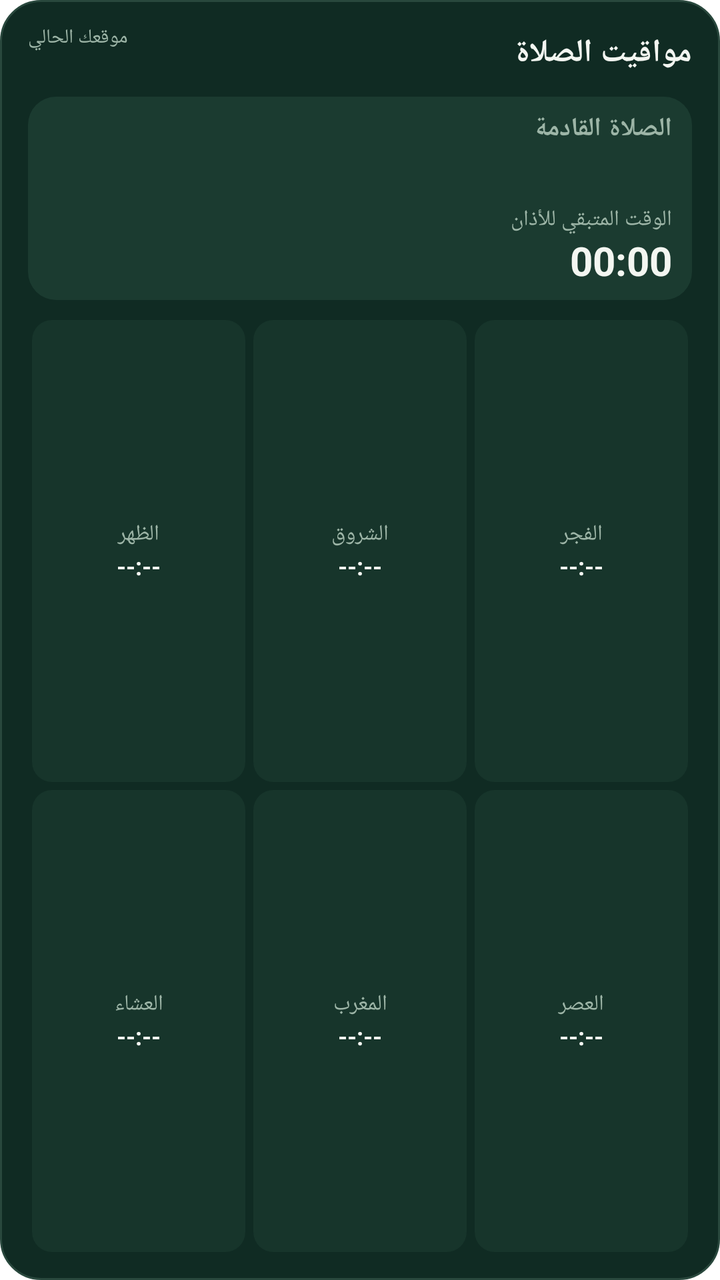
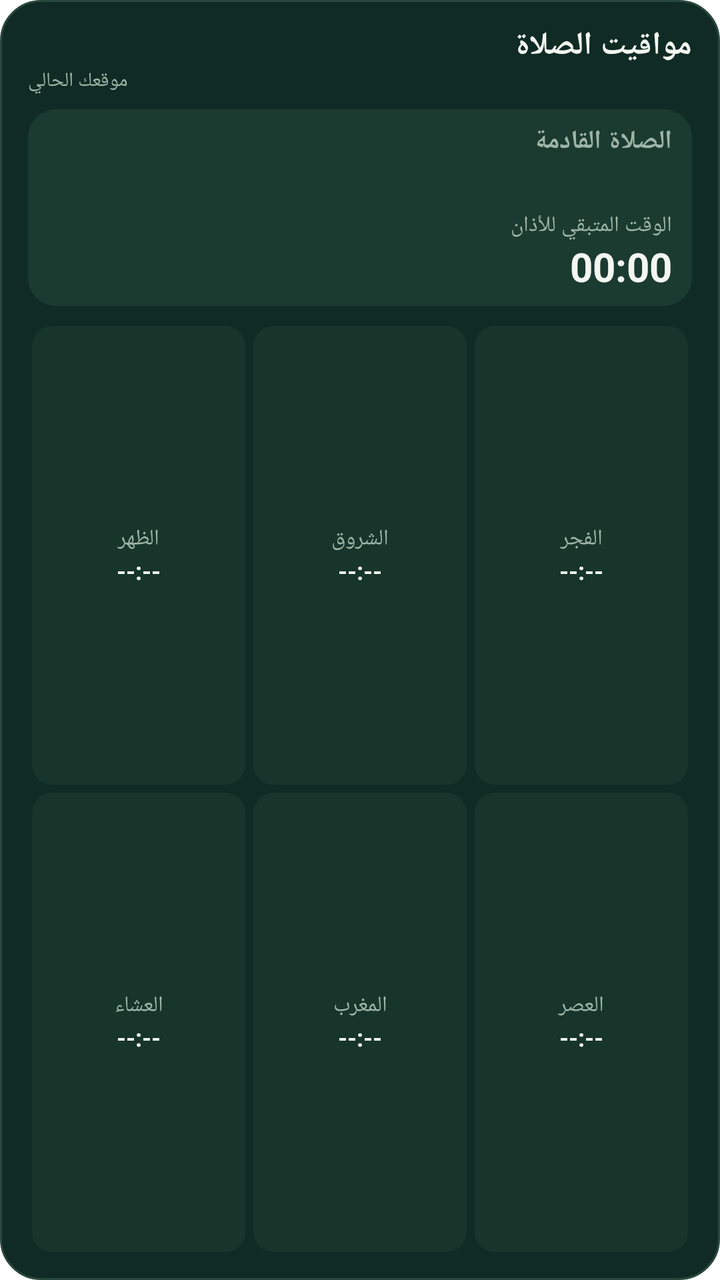

An Android layout rendered at two revisions. The XML below is the earlier revision; the diff shows what the commit changed to produce the second picture.
<!-- AndroidManifest.xml: fallback theme Theme.MaterialComponents.DayNight.NoActionBar -->
<!-- res/layout/prayer_times_widget.xml -->
<LinearLayout xmlns:android="http://schemas.android.com/apk/res/android"
    android:id="@+id/prayer_widget_root"
    android:layout_width="match_parent"
    android:layout_height="match_parent"
    android:background="@drawable/prayer_times_widget_background"
    android:gravity="center_vertical"
    android:layoutDirection="rtl"
    android:orientation="vertical"
    android:paddingStart="14dp"
    android:paddingTop="12dp"
    android:paddingEnd="14dp"
    android:paddingBottom="12dp">

    <LinearLayout
        android:layout_width="match_parent"
        android:layout_height="wrap_content"
        android:gravity="center_vertical"
        android:orientation="horizontal">

        <TextView
            android:id="@+id/prayer_widget_heading"
            android:layout_width="0dp"
            android:layout_height="wrap_content"
            android:layout_weight="1"
            android:fontFamily="sans"
            android:gravity="start"
            android:maxLines="1"
            android:text="مواقيت الصلاة"
            android:textColor="@color/prayer_widget_primary_text"
            android:textSize="16sp"
            android:textStyle="bold" />

        <LinearLayout
            android:layout_width="wrap_content"
            android:layout_height="wrap_content"
            android:gravity="end"
            android:orientation="vertical">
            <TextView
                android:id="@+id/prayer_widget_date"
                android:layout_width="wrap_content"
                android:layout_height="wrap_content"
                android:gravity="end"
                android:maxLines="1"
                android:text="موقعك الحالي"
                android:textColor="@color/prayer_widget_secondary_text"
                android:textSize="10sp" />
            <TextView
                android:id="@+id/prayer_widget_day"
                android:layout_width="wrap_content"
                android:layout_height="wrap_content"
                android:layout_marginTop="1dp"
                android:gravity="end"
                android:maxLines="1"
                android:textColor="@color/prayer_widget_secondary_text"
                android:textSize="11sp" />
        </LinearLayout>
    </LinearLayout>

    <LinearLayout
        android:layout_width="match_parent"
        android:layout_height="wrap_content"
        android:layout_marginTop="7dp"
        android:background="@drawable/prayer_widget_upcoming_background"
        android:gravity="center_vertical"
        android:minHeight="72dp"
        android:orientation="vertical"
        android:paddingStart="10dp"
        android:paddingTop="7dp"
        android:paddingEnd="10dp"
        android:paddingBottom="7dp">

        <LinearLayout
            android:layout_width="match_parent"
            android:layout_height="wrap_content"
            android:gravity="center_vertical"
            android:orientation="vertical">

            <TextView
                android:id="@+id/prayer_widget_countdown_title"
                android:layout_width="match_parent"
                android:layout_height="wrap_content"
                android:gravity="start"
                android:maxLines="1"
                android:text="الصلاة القادمة"
                android:textColor="@color/prayer_widget_secondary_text"
                android:textSize="13sp"
                android:textStyle="bold" />
            <TextView
                android:id="@+id/prayer_widget_next_name"
                android:layout_width="match_parent"
                android:layout_height="wrap_content"
                android:gravity="start"
                android:maxLines="1"
                android:textColor="@color/prayer_widget_primary_text"
                android:textSize="18sp"
                android:textStyle="bold" />
            <TextView
                android:id="@+id/prayer_widget_remaining_label"
                android:layout_width="match_parent"
                android:layout_height="wrap_content"
                android:layout_marginTop="5dp"
                android:gravity="start"
                android:maxLines="1"
                android:text="الوقت المتبقي للأذان"
                android:textColor="@color/prayer_widget_secondary_text"
                android:textSize="11sp" />
        </LinearLayout>

        <Chronometer
            android:id="@+id/prayer_widget_countdown"
            android:layout_width="wrap_content"
            android:layout_height="wrap_content"
            android:fontFamily="sans"
            android:format="%s"
            android:layout_marginTop="2dp"
            android:gravity="start|center_vertical"
            android:includeFontPadding="false"
            android:textColor="@color/prayer_widget_primary_text"
            android:textDirection="ltr"
            android:textSize="20sp"
            android:textStyle="bold" />
    </LinearLayout>

    <LinearLayout
        android:layout_width="match_parent"
        android:layout_height="0dp"
        android:layout_marginTop="8dp"
        android:layout_weight="1"
        android:gravity="center_vertical"
        android:orientation="vertical">

        <LinearLayout
            android:layout_width="match_parent"
            android:layout_height="0dp"
            android:layout_weight="1"
            android:gravity="center_vertical"
            android:orientation="horizontal">
            <LinearLayout android:id="@+id/prayer_cell_fajr" style="@style/PrayerWidgetCell">
                <TextView android:id="@+id/prayer_name_fajr" style="@style/PrayerWidgetCellName" android:text="الفجر" />
                <TextView android:id="@+id/prayer_time_fajr" style="@style/PrayerWidgetCellTime" />
            </LinearLayout>
            <LinearLayout android:id="@+id/prayer_cell_sunrise" style="@style/PrayerWidgetCell">
                <TextView android:id="@+id/prayer_name_sunrise" style="@style/PrayerWidgetCellName" android:text="الشروق" />
                <TextView android:id="@+id/prayer_time_sunrise" style="@style/PrayerWidgetCellTime" />
            </LinearLayout>
            <LinearLayout android:id="@+id/prayer_cell_dhuhr" style="@style/PrayerWidgetCell">
                <TextView android:id="@+id/prayer_name_dhuhr" style="@style/PrayerWidgetCellName" android:text="الظهر" />
                <TextView android:id="@+id/prayer_time_dhuhr" style="@style/PrayerWidgetCellTime" />
            </LinearLayout>
        </LinearLayout>

        <LinearLayout
            android:layout_width="match_parent"
            android:layout_height="0dp"
            android:layout_weight="1"
            android:gravity="center_vertical"
            android:orientation="horizontal">
            <LinearLayout android:id="@+id/prayer_cell_asr" style="@style/PrayerWidgetCell">
                <TextView android:id="@+id/prayer_name_asr" style="@style/PrayerWidgetCellName" android:text="العصر" />
                <TextView android:id="@+id/prayer_time_asr" style="@style/PrayerWidgetCellTime" />
            </LinearLayout>
            <LinearLayout android:id="@+id/prayer_cell_maghrib" style="@style/PrayerWidgetCell">
                <TextView android:id="@+id/prayer_name_maghrib" style="@style/PrayerWidgetCellName" android:text="المغرب" />
                <TextView android:id="@+id/prayer_time_maghrib" style="@style/PrayerWidgetCellTime" />
            </LinearLayout>
            <LinearLayout android:id="@+id/prayer_cell_isha" style="@style/PrayerWidgetCell">
                <TextView android:id="@+id/prayer_name_isha" style="@style/PrayerWidgetCellName" android:text="العشاء" />
                <TextView android:id="@+id/prayer_time_isha" style="@style/PrayerWidgetCellTime" />
            </LinearLayout>
        </LinearLayout>
    </LinearLayout>
</LinearLayout>
<!-- resources referenced by this layout -->
<resources>
  <color name="prayer_widget_primary_text">#FFF3F6F1</color>
  <color name="prayer_widget_secondary_text">#FF9DB5A7</color>
  <!-- drawable prayer_times_widget_background (drawable) -->
  <shape xmlns:android="http://schemas.android.com/apk/res/android" android:shape="rectangle">
      <solid android:color="@color/prayer_widget_surface" />
      <stroke android:width="1dp" android:color="@color/prayer_widget_border" />
      <corners android:radius="20dp" />
  </shape>
  <!-- drawable prayer_widget_upcoming_background (drawable) -->
  <shape xmlns:android="http://schemas.android.com/apk/res/android" android:shape="rectangle">
      <solid android:color="@color/prayer_widget_upcoming_surface" />
      <corners android:radius="14dp" />
  </shape>
  <style name="PrayerWidgetCell">
          <item name="android:layout_width">0dp</item>
          <item name="android:layout_height">match_parent</item>
          <item name="android:layout_weight">1</item>
          <item name="android:layout_margin">2dp</item>
          <item name="android:background">@drawable/prayer_widget_cell_background</item>
          <item name="android:gravity">center</item>
          <item name="android:orientation">vertical</item>
          <item name="android:paddingStart">2dp</item>
          <item name="android:paddingEnd">2dp</item>
      </style>
  <style name="PrayerWidgetCellName">
          <item name="android:layout_width">match_parent</item>
          <item name="android:layout_height">wrap_content</item>
          <item name="android:ellipsize">end</item>
          <item name="android:gravity">center</item>
          <item name="android:maxLines">1</item>
          <item name="android:textColor">@color/prayer_widget_secondary_text</item>
          <item name="android:textSize">11sp</item>
      </style>
  <style name="PrayerWidgetCellTime">
          <item name="android:layout_width">match_parent</item>
          <item name="android:layout_height">wrap_content</item>
          <item name="android:ellipsize">end</item>
          <item name="android:gravity">center</item>
          <item name="android:maxLines">1</item>
          <item name="android:text">--:--</item>
          <item name="android:textColor">@color/prayer_widget_primary_text</item>
          <item name="android:textDirection">locale</item>
          <item name="android:textSize">12sp</item>
          <item name="android:textStyle">bold</item>
      </style>
  <color name="prayer_widget_surface">#FF102B23</color>
  <color name="prayer_widget_border">#FF29483D</color>
  <color name="prayer_widget_upcoming_surface">#FF1B3B30</color>
  <!-- drawable prayer_widget_cell_background (drawable) -->
  <shape xmlns:android="http://schemas.android.com/apk/res/android" android:shape="rectangle">
      <solid android:color="@color/prayer_widget_cell_surface" />
      <corners android:radius="10dp" />
  </shape>
  <color name="prayer_widget_cell_surface">#FF17352B</color>
</resources>

<!-- the commit's change to res/layout/prayer_times_widget.xml (unified diff, before → after) -->
@@ -15,32 +15,34 @@
         android:layout_width="match_parent"
         android:layout_height="wrap_content"
         android:gravity="center_vertical"
-        android:orientation="horizontal">
+        android:orientation="vertical">
 
         <TextView
             android:id="@+id/prayer_widget_heading"
-            android:layout_width="0dp"
+            android:layout_width="match_parent"
             android:layout_height="wrap_content"
-            android:layout_weight="1"
             android:fontFamily="sans"
             android:gravity="start"
             android:maxLines="1"
+            android:includeFontPadding="false"
             android:text="مواقيت الصلاة"
             android:textColor="@color/prayer_widget_primary_text"
             android:textSize="16sp"
             android:textStyle="bold" />
 
         <LinearLayout
-            android:layout_width="wrap_content"
+            android:layout_width="match_parent"
             android:layout_height="wrap_content"
             android:gravity="end"
-            android:orientation="vertical">
+            android:orientation="horizontal">
             <TextView
                 android:id="@+id/prayer_widget_date"
-                android:layout_width="wrap_content"
+                android:layout_width="0dp"
                 android:layout_height="wrap_content"
+                android:layout_weight="1"
                 android:gravity="end"
                 android:maxLines="1"
+                android:includeFontPadding="false"
                 android:text="موقعك الحالي"
                 android:textColor="@color/prayer_widget_secondary_text"
                 android:textSize="10sp" />
@@ -51,6 +53,7 @@
                 android:layout_marginTop="1dp"
                 android:gravity="end"
                 android:maxLines="1"
+                android:includeFontPadding="false"
                 android:textColor="@color/prayer_widget_secondary_text"
                 android:textSize="11sp" />
         </LinearLayout>
@@ -62,7 +65,7 @@
         android:layout_marginTop="7dp"
         android:background="@drawable/prayer_widget_upcoming_background"
         android:gravity="center_vertical"
-        android:minHeight="72dp"
+        android:minHeight="64dp"
         android:orientation="vertical"
         android:paddingStart="10dp"
         android:paddingTop="7dp"
@@ -81,6 +84,7 @@
                 android:layout_height="wrap_content"
                 android:gravity="start"
                 android:maxLines="1"
+                android:includeFontPadding="false"
                 android:text="الصلاة القادمة"
                 android:textColor="@color/prayer_widget_secondary_text"
                 android:textSize="13sp"
@@ -91,6 +95,7 @@
                 android:layout_height="wrap_content"
                 android:gravity="start"
                 android:maxLines="1"
+                android:includeFontPadding="false"
                 android:textColor="@color/prayer_widget_primary_text"
                 android:textSize="18sp"
                 android:textStyle="bold" />
@@ -101,6 +106,7 @@
                 android:layout_marginTop="5dp"
                 android:gravity="start"
                 android:maxLines="1"
+                android:includeFontPadding="false"
                 android:text="الوقت المتبقي للأذان"
                 android:textColor="@color/prayer_widget_secondary_text"
                 android:textSize="11sp" />
